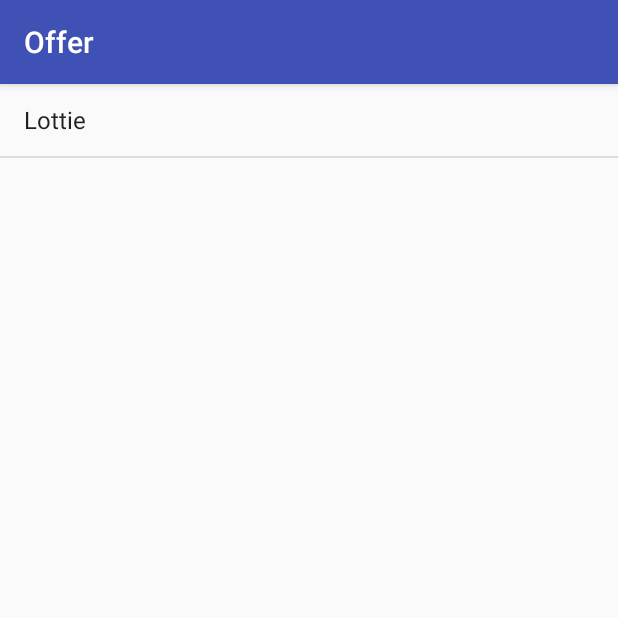
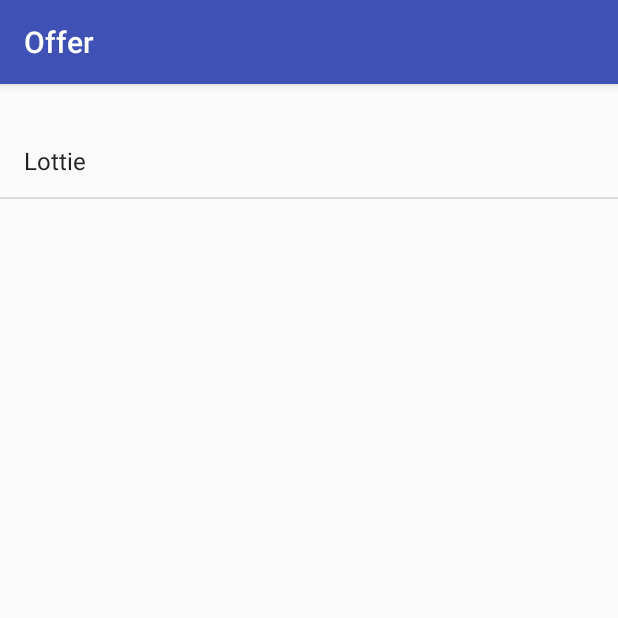
Before and after one commit to woshiyizhijiao/Offer, an Android app: the screen it shows after launch (MainActivity), on a phone screen of 412 x 824 dp, the top half of it. Run offline under Robolectric (Android 15) with nearby library versions, the phone set to English and light mode, and no system bars.

Commit message:
添加了部分说明

```diff
--- a/app/src/main/res/layout/activity_main.xml
+++ b/app/src/main/res/layout/activity_main.xml
@@ -1,12 +1,18 @@
 <?xml version="1.0" encoding="utf-8"?>
-<FrameLayout
+<LinearLayout
     xmlns:android="http://schemas.android.com/apk/res/android"
     android:layout_width="match_parent"
-    android:layout_height="match_parent">
+    android:layout_height="match_parent"
+    android:orientation="vertical">
+
+    <TextView
+        android:layout_width="match_parent"
+        android:layout_height="wrap_content"
+        android:textSize="20dp"/>
 
     <ListView
         android:id="@+id/list_view"
         android:layout_width="match_parent"
         android:layout_height="match_parent"/>
 
-</FrameLayout>
+</LinearLayout>
```
Also changed, not shown: app/src/main/java/com/wsyzj/android/offer/MainActivity.java (+15 -1 lines).
